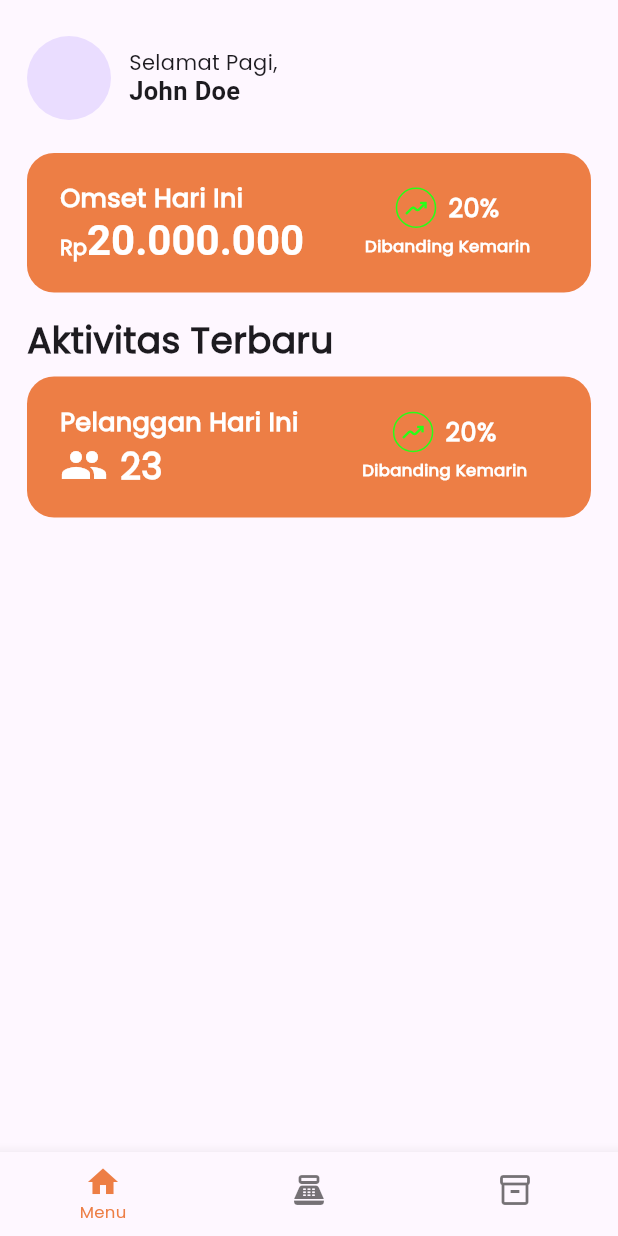
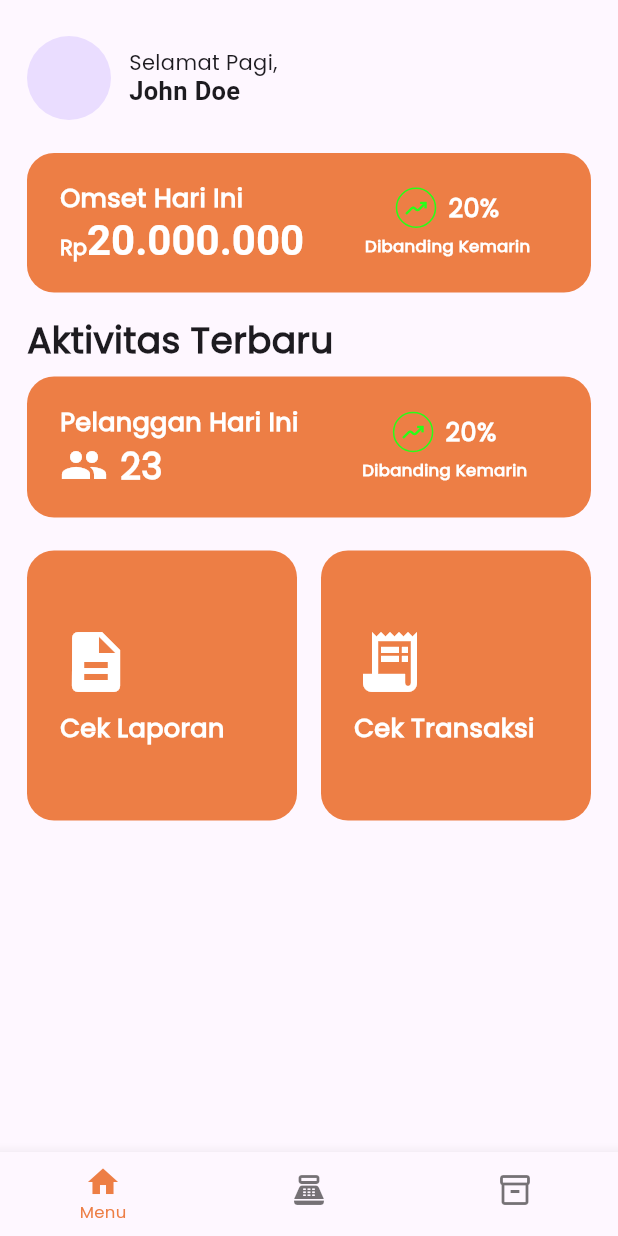
Before and after one commit to hoesk1ee/mitra_surya_jaya, a Flutter app: the HomePage screen opened by its route, on a phone screen of 412 x 824 dp. Run offline on Flutter 3.47's test engine with Material 3 defaults, Android fonts, the phone set to English and light mode, and no system bars; our stand-ins replace gap, go_router, google_fonts, qr_flutter, shared_preferences; accounts and stored records are empty.

Commit message:
Improve home UI

```diff
--- a/lib/presentation/pages/home_page.dart
+++ b/lib/presentation/pages/home_page.dart
@@ -1,4 +1,5 @@
 import 'package:flutter/material.dart';
+import 'package:flutter/widgets.dart';
 import 'package:gap/gap.dart';
 import 'package:mitra_surya_jaya/presentation/misc/colors.dart';
 import 'package:mitra_surya_jaya/presentation/misc/text_styles.dart';
@@ -209,8 +210,59 @@ class HomePage extends StatelessWidget {
                   ],
                 ),
               ),
+              const Gap(22),
+              Expanded(
+                child: GridView.count(
+                  mainAxisSpacing: 16,
+                  crossAxisSpacing: 16,
+                  crossAxisCount: 2,
+                  children: [
+                    _buildGridCard(
+                      context,
+                      () {},
+                      Icons.description,
+                      "Cek Laporan",
+                    ),
+                    _buildGridCard(
+                      context,
+                      () {},
+                      Icons.receipt_long,
+                      "Cek Transaksi",
+                    ),
+                  ],
+                ),
+              ),
             ],
           ),
+        ),
+      ),
+    );
+  }
+
+  GestureDetector _buildGridCard(
+      BuildContext context, Function() onTap, IconData icon, String label) {
+    return GestureDetector(
+      onTap: onTap,
+      child: _buildCard(
+        context,
+        Column(
+          mainAxisAlignment: MainAxisAlignment.center,
+          crossAxisAlignment: CrossAxisAlignment.start,
+          children: [
+            Icon(
+              icon,
+              size: 48,
+              color: AppColor.mainWhiteColor,
+            ),
+            const Gap(8),
+            Text(
+              label,
+              style: AppTextStyle.titleTextStyle.copyWith(
+                color: AppColor.mainWhiteColor,
+                fontSize: 17,
+              ),
+            ),
+          ],
         ),
       ),
     );
```
